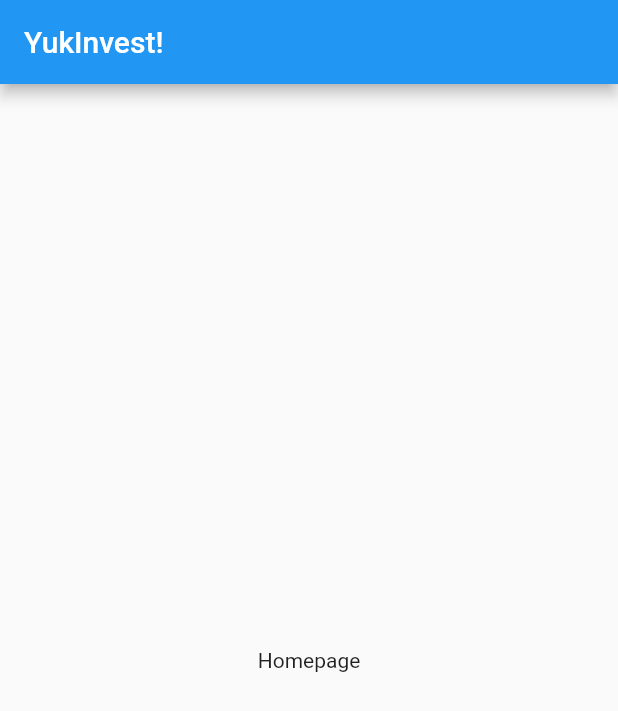
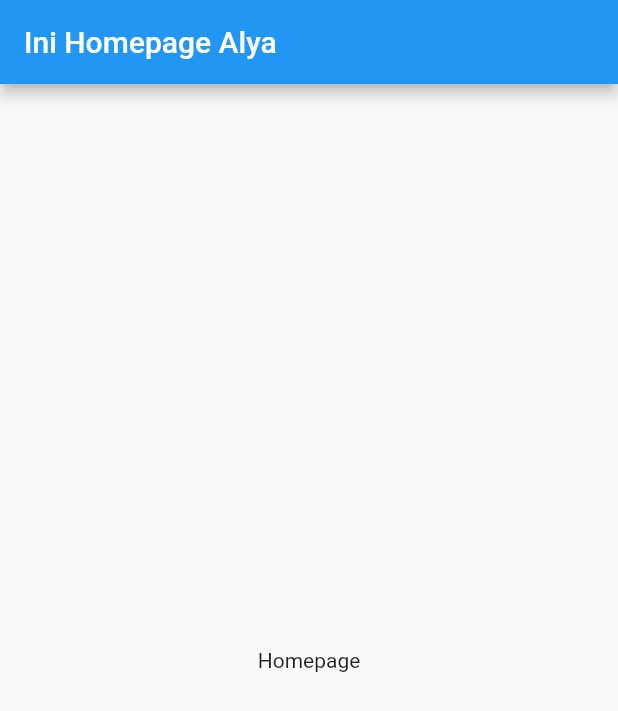
Before and after one commit to ardeliasyahira/YukInvest-PAS, a Flutter app: the screen it shows after launch, on a phone screen of 412 x 824 dp. Shown: the top 711 px of the screen. Run offline on Flutter 3.47's test engine with Material 2 defaults, Android fonts, the phone set to English and light mode, and no system bars.

Commit message:
test commit branch alya

```diff
--- a/lib/main.dart
+++ b/lib/main.dart
@@ -61,7 +61,7 @@ class _MyHomePageState extends State<MyHomePage> {
       appBar: AppBar(
         // Here we take the value from the MyHomePage object that was created by
         // the App.build method, and use it to set our appbar title.
-        title: Text(widget.title),
+        title: Text('Ini Homepage Alya'),
       ),
       body: Center(
         // Center is a layout widget. It takes a single child and positions it
```
